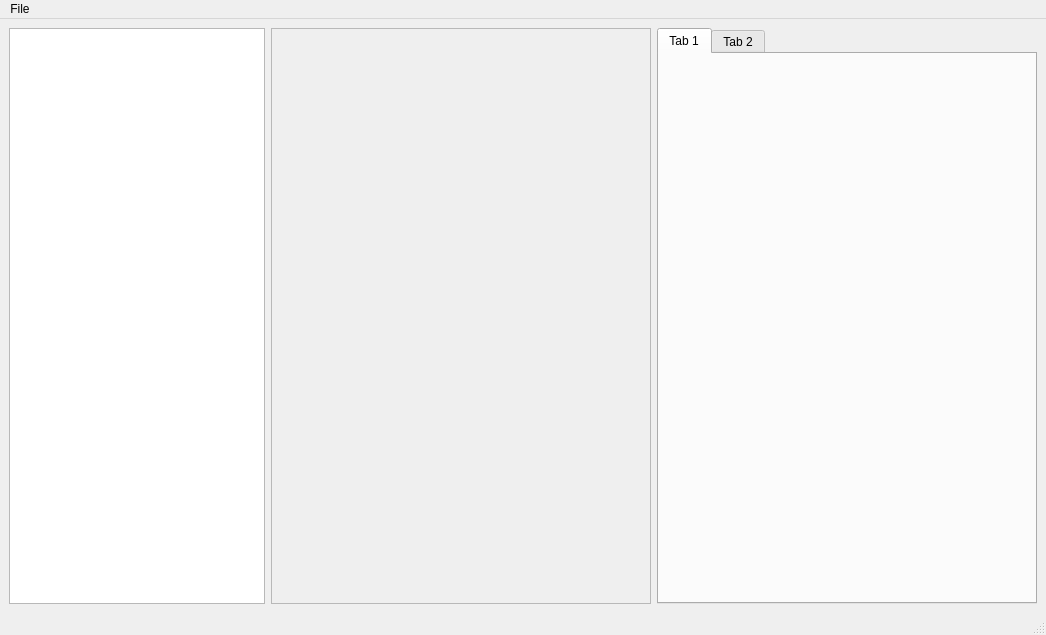
First picture: the form in qodex/ui/mainwindow.ui, repository grapesmoker/qodex, before the edit.
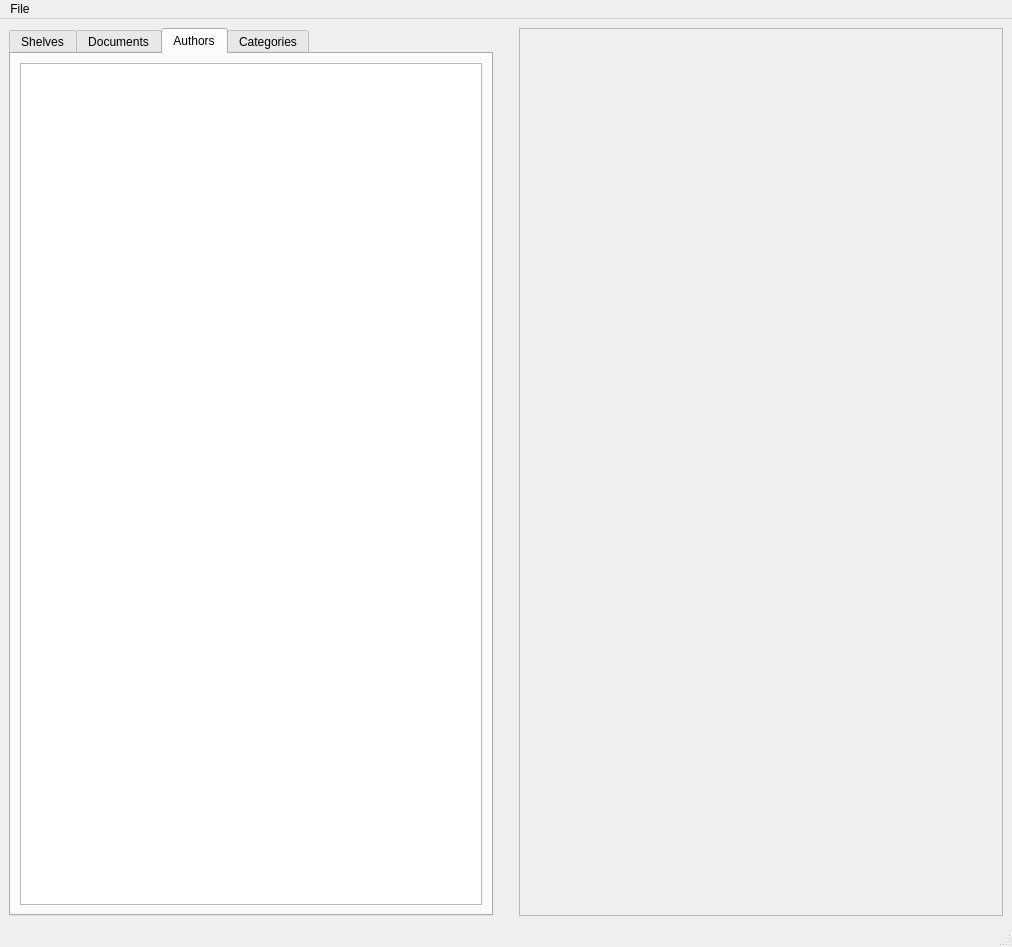
Second picture: the form after the edit. The open tabs and pages were chosen to show the change.

Diff of the .ui file:
```diff
--- a/qodex/ui/mainwindow.ui
+++ b/qodex/ui/mainwindow.ui
@@ -6,52 +6,91 @@
    <rect>
     <x>0</x>
     <y>0</y>
-    <width>1046</width>
-    <height>635</height>
+    <width>1012</width>
+    <height>947</height>
    </rect>
   </property>
   <property name="windowTitle">
    <string>Qodex</string>
   </property>
   <widget class="QWidget" name="centralwidget">
-   <layout class="QGridLayout" name="gridLayout">
-    <item row="0" column="0">
-     <widget class="QTreeView" name="treeView">
-      <property name="sizePolicy">
-       <sizepolicy hsizetype="Minimum" vsizetype="Expanding">
-        <horstretch>0</horstretch>
-        <verstretch>0</verstretch>
-       </sizepolicy>
+   <layout class="QHBoxLayout" name="horizontalLayout">
+    <item>
+     <widget class="QTabWidget" name="main_tab_view">
+      <property name="currentIndex">
+       <number>0</number>
       </property>
-     </widget>
-    </item>
-    <item row="0" column="1">
-     <widget class="QFrame" name="frame">
-      <property name="sizePolicy">
-       <sizepolicy hsizetype="Expanding" vsizetype="Preferred">
-        <horstretch>0</horstretch>
-        <verstretch>0</verstretch>
-       </sizepolicy>
-      </property>
-      <property name="frameShape">
-       <enum>QFrame::StyledPanel</enum>
-      </property>
-      <property name="frameShadow">
-       <enum>QFrame::Raised</enum>
-      </property>
-     </widget>
-    </item>
-    <item row="0" column="2">
-     <widget class="QTabWidget" name="tabWidget">
-      <widget class="QWidget" name="tab">
+      <widget class="QWidget" name="shelf_tab">
        <attribute name="title">
-        <string>Tab 1</string>
+        <string>Shelves</string>
        </attribute>
       </widget>
-      <widget class="QWidget" name="tab_2">
+      <widget class="QWidget" name="documents_tab">
        <attribute name="title">
-        <string>Tab 2</string>
+        <string>Documents</string>
        </attribute>
+       <layout class="QHBoxLayout" name="horizontalLayout_2">
+        <item>
+         <widget class="QTableView" name="documents_view"/>
+        </item>
+       </layout>
+      </widget>
+      <widget class="QWidget" name="authors_tab">
+       <attribute name="title">
+        <string>Authors</string>
+       </attribute>
+       <layout class="QHBoxLayout" name="horizontalLayout_3">
+        <item>
+         <widget class="QTableView" name="authors_view">
+          <attribute name="horizontalHeaderCascadingSectionResizes">
+           <bool>false</bool>
+          </attribute>
+          <attribute name="horizontalHeaderStretchLastSection">
+           <bool>false</bool>
+          </attribute>
+         </widget>
+        </item>
+       </layout>
+      </widget>
+      <widget class="QWidget" name="categories_tab">
+       <attribute name="title">
+        <string>Categories</string>
+       </attribute>
+       <layout class="QHBoxLayout" name="horizontalLayout_4">
+        <item>
+         <widget class="QTreeView" name="categories_view"/>
+        </item>
+       </layout>
+      </widget>
+     </widget>
+    </item>
+    <item>
+     <spacer name="verticalSpacer">
+      <property name="orientation">
+       <enum>Qt::Vertical</enum>
+      </property>
+      <property name="sizeHint" stdset="0">
+       <size>
+        <width>20</width>
+        <height>880</height>
+       </size>
+      </property>
+     </spacer>
+    </item>
+    <item>
+     <widget class="QScrollArea" name="properties_scroll">
+      <property name="widgetResizable">
+       <bool>true</bool>
+      </property>
+      <widget class="QWidget" name="scrollAreaWidgetContents">
+       <property name="geometry">
+        <rect>
+         <x>0</x>
+         <y>0</y>
+         <width>477</width>
+         <height>881</height>
+        </rect>
+       </property>
       </widget>
      </widget>
     </item>
@@ -62,8 +101,8 @@
     <rect>
      <x>0</x>
      <y>0</y>
-     <width>1046</width>
-     <height>22</height>
+     <width>1012</width>
+     <height>24</height>
     </rect>
    </property>
    <widget class="QMenu" name="menuFile">
```
Left out of the diff: 25 changed lines with no effect on the pictures.
